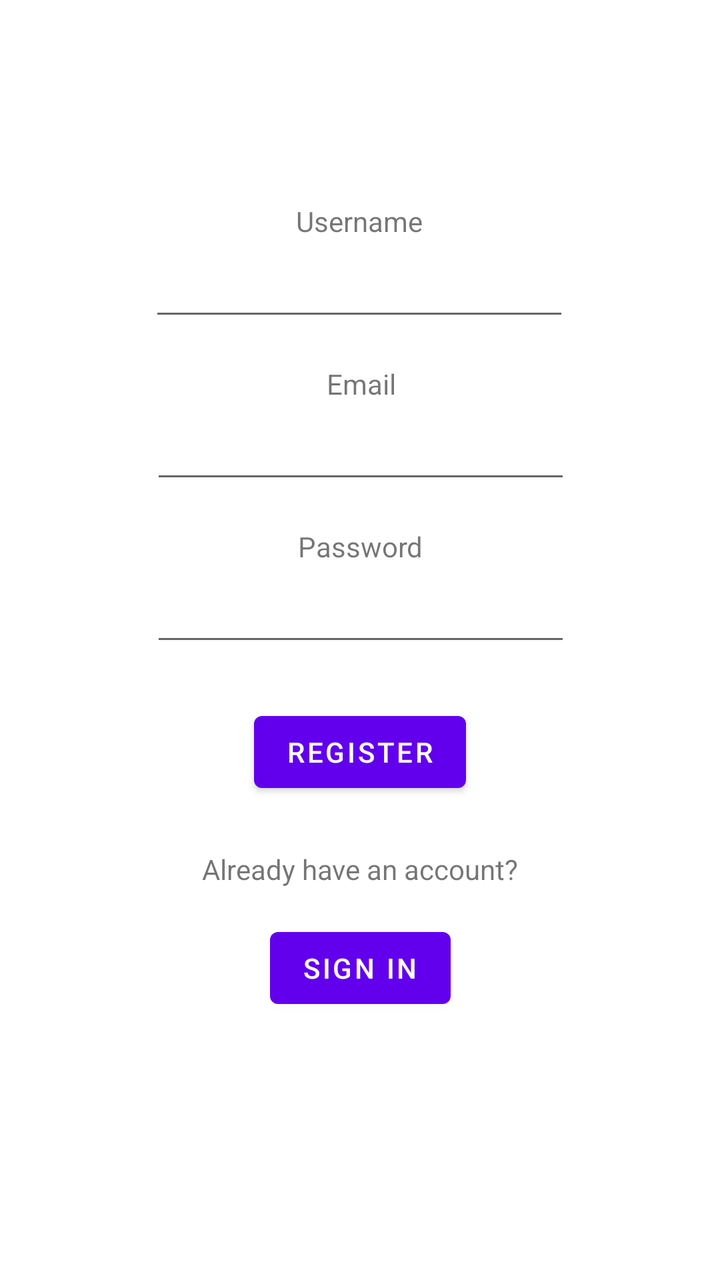
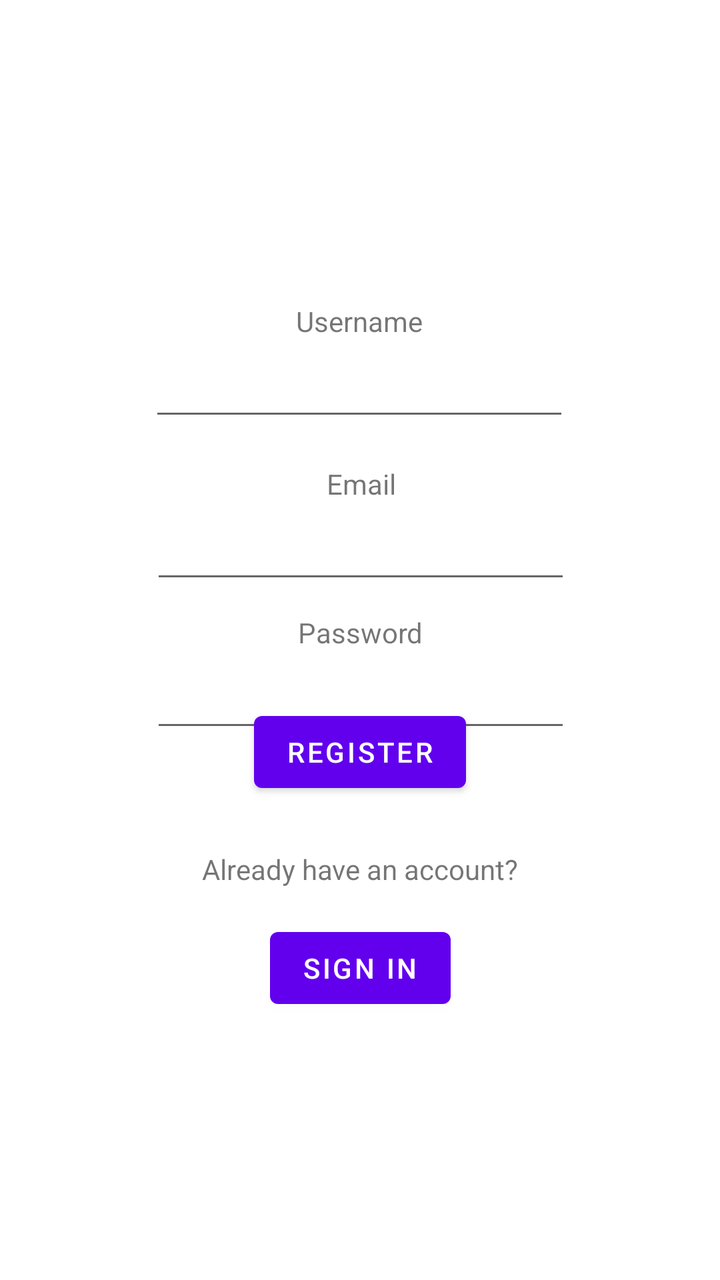

Two renders of the same Android screen: before a commit and after it. Below are the layout's source before the change and the commit's diff.
<!-- AndroidManifest.xml: application theme Theme.Progress -->
<!-- res/layout/fragment_register.xml -->
<?xml version="1.0" encoding="utf-8"?>
<androidx.constraintlayout.widget.ConstraintLayout
        xmlns:android="http://schemas.android.com/apk/res/android"
        xmlns:app="http://schemas.android.com/apk/res-auto"
        xmlns:tools="http://schemas.android.com/tools"
        android:layout_width="match_parent"
        android:layout_height="match_parent"
        tools:context=".ui.auth.RegisterFragment">

    <Button
            android:id="@+id/btnRegister"
            android:layout_width="wrap_content"
            android:layout_height="wrap_content"
            android:text="Register"
            app:layout_constraintBottom_toBottomOf="parent"
            app:layout_constraintEnd_toEndOf="parent"
            app:layout_constraintStart_toStartOf="parent"
            android:layout_marginBottom="240dp"/>
    <TextView
            android:id="@+id/textView2"
            android:layout_width="wrap_content"
            android:layout_height="wrap_content"
            android:text="Email"
            app:layout_constraintBottom_toTopOf="@+id/editTextEmail"
            app:layout_constraintStart_toStartOf="@+id/editTextEmail"
            app:layout_constraintEnd_toEndOf="@+id/editTextEmail"
            android:layout_marginBottom="4dp" app:layout_constraintHorizontal_bias="0.502"/>
    <EditText
            android:id="@+id/editTextPassword"
            android:layout_width="wrap_content"
            android:layout_height="wrap_content"
            android:inputType="textPassword"
            android:ems="10"
            app:layout_constraintTop_toBottomOf="@+id/editTextEmail"
            app:layout_constraintStart_toStartOf="parent"
            app:layout_constraintEnd_toEndOf="parent"
            app:layout_constraintBottom_toTopOf="@+id/btnRegister"
            app:layout_constraintHorizontal_bias="0.502"
            android:layout_marginTop="36dp" app:layout_constraintVertical_bias="0.148"/>
    <TextView
            android:id="@+id/textView3"
            android:layout_width="wrap_content"
            android:layout_height="wrap_content"
            android:text="Password"
            app:layout_constraintBottom_toTopOf="@+id/editTextPassword"
            app:layout_constraintStart_toStartOf="@+id/editTextPassword"
            app:layout_constraintEnd_toEndOf="@+id/editTextPassword"
            android:layout_marginBottom="4dp"/>
    <TextView
            android:id="@+id/textView"
            android:layout_width="wrap_content"
            android:layout_height="wrap_content"
            android:text="Username"
            app:layout_constraintBottom_toTopOf="@+id/editTextUsername"
            app:layout_constraintStart_toStartOf="@+id/editTextUsername"
            app:layout_constraintEnd_toEndOf="@+id/editTextUsername"
            android:layout_marginBottom="4dp"/>
    <EditText
            android:id="@+id/editTextEmail"
            android:layout_width="wrap_content"
            android:layout_height="wrap_content"
            android:inputType="textEmailAddress"
            android:ems="10"
            app:layout_constraintTop_toBottomOf="@+id/editTextUsername"
            app:layout_constraintStart_toStartOf="parent"
            app:layout_constraintEnd_toEndOf="parent"
            android:layout_marginTop="40dp"
            app:layout_constraintHorizontal_bias="0.502"/>
    <EditText
            android:id="@+id/editTextUsername"
            android:layout_width="wrap_content"
            android:layout_height="wrap_content"
            android:inputType="text"
            android:ems="10"
            app:layout_constraintEnd_toEndOf="parent"
            app:layout_constraintStart_toStartOf="parent"
            app:layout_constraintTop_toTopOf="parent"
            android:layout_marginTop="124dp"
            app:layout_constraintHorizontal_bias="0.497"/>
    <TextView
            android:text="Already have an account?"
            android:layout_width="wrap_content"
            android:layout_height="wrap_content" android:id="@+id/textView4"
            app:layout_constraintTop_toBottomOf="@+id/btnRegister" app:layout_constraintEnd_toEndOf="parent"
            app:layout_constraintStart_toStartOf="parent" app:layout_constraintBottom_toTopOf="@+id/btnSignIn"
            app:layout_constraintVertical_bias="0.609"/>
    <Button
            android:text="Sign In"
            android:layout_width="wrap_content"
            android:layout_height="wrap_content" android:id="@+id/btnSignIn"
            app:layout_constraintBottom_toBottomOf="parent" app:layout_constraintEnd_toEndOf="parent"
            app:layout_constraintStart_toStartOf="parent" android:layout_marginBottom="132dp"/>

</androidx.constraintlayout.widget.ConstraintLayout>
<!-- resources referenced by this layout -->
<resources>
  <style name="Theme.Progress" parent="Theme.MaterialComponents.DayNight.DarkActionBar">
          
          <item name="colorPrimary">@color/purple_500</item>
          <item name="colorPrimaryVariant">@color/purple_700</item>
          <item name="colorOnPrimary">@color/white</item>
          
          <item name="colorSecondary">@color/teal_200</item>
          <item name="colorSecondaryVariant">@color/teal_700</item>
          <item name="colorOnSecondary">@color/black</item>
          
          <item name="android:statusBarColor">?attr/colorPrimaryVariant</item>
          
      </style>
  <color name="purple_500">#FF6200EE</color>
  <color name="purple_700">#FF3700B3</color>
  <color name="white">#FFFFFFFF</color>
  <color name="teal_200">#FF03DAC5</color>
  <color name="teal_700">#FF018786</color>
  <color name="black">#FF000000</color>
</resources>

<!-- the commit's change to res/layout/fragment_register.xml (unified diff, before → after) -->
@@ -5,6 +5,7 @@
         xmlns:tools="http://schemas.android.com/tools"
         android:layout_width="match_parent"
         android:layout_height="match_parent"
+        android:paddingTop="50dp"
         tools:context=".ui.auth.RegisterFragment">
 
     <Button
